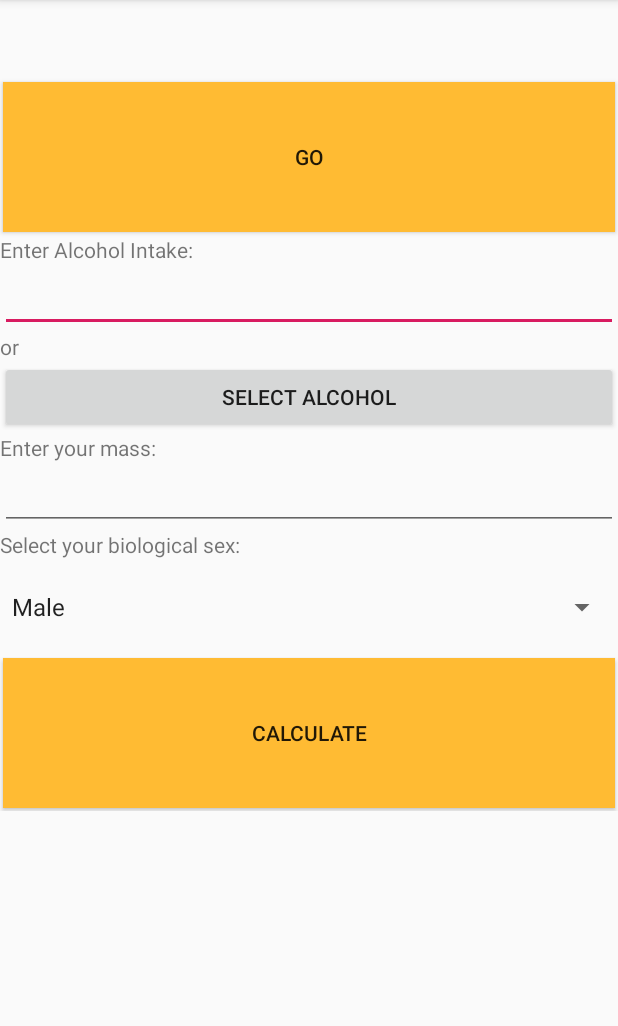
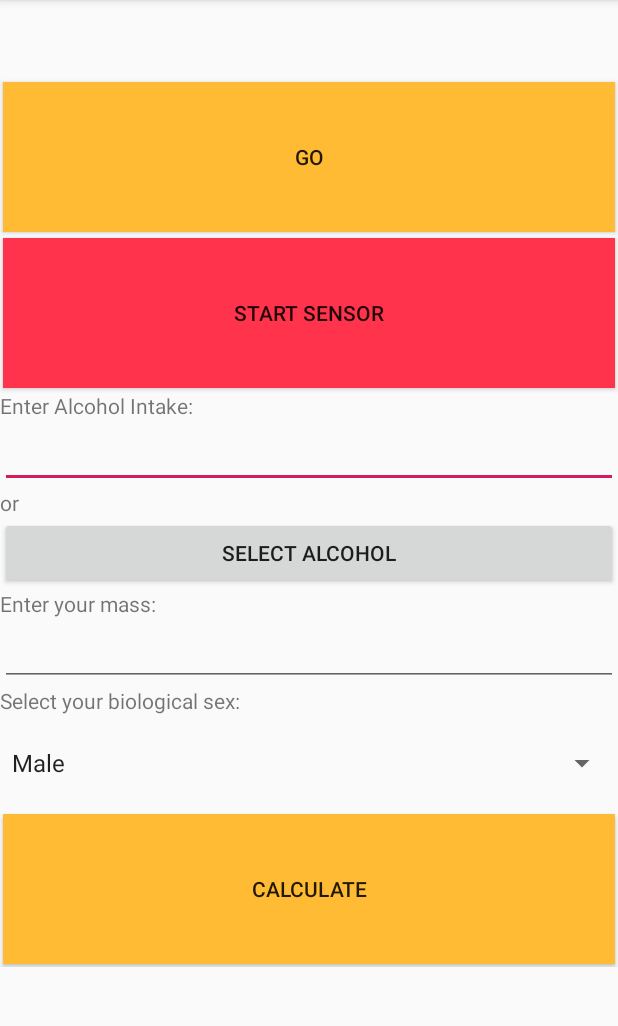
Before and after one commit to DrunkOrNot/DrunkOrNot, an Android app: the screen it shows after launch (MainActivity), on a phone screen of 412 x 824 dp, the part 84-1110 px from its top. Run offline under Robolectric (Android 15) with nearby library versions, the phone set to English and light mode, and no system bars; our stand-ins replace Firebase (no records; nobody signed in at launch, a user with empty details on screens opened directly); libraries missing offline, so code that uses them is left out: com.squareup.okhttp.

Commit message:
Add new button to communicate with sensor

```diff
--- a/app/build.gradle
+++ b/app/build.gradle
@@ -36,5 +36,6 @@ dependencies {
     androidTestImplementation 'androidx.test.espresso:espresso-core:3.2.0'
     implementation 'com.google.firebase:firebase-core:17.2.1'
     implementation 'com.google.firebase:firebase-database:19.2.0'
+    implementation 'com.squareup.okhttp:okhttp:2.5.0'
 }
 apply plugin: 'com.google.gms.google-services'
--- a/app/src/main/res/layout/activity_main.xml
+++ b/app/src/main/res/layout/activity_main.xml
@@ -40,6 +40,16 @@
                     android:background="@android:color/holo_orange_light"
                     android:minWidth="250dp"
                     android:text="GO" />
+
+                <Button
+                    android:id="@+id/btnSensor"
+                    android:layout_width="match_parent"
+                    android:layout_height="100dp"
+                    android:layout_gravity="center_horizontal"
+                    android:layout_margin="2dp"
+                    android:background="#FF334B"
+                    android:minWidth="250dp"
+                    android:text="START SENSOR" />
 
                 <TextView
                     android:id="@+id/textAlcoholDescription"
--- a/build.gradle
+++ b/build.gradle
@@ -9,6 +9,7 @@ buildscript {
     dependencies {
         classpath 'com.android.tools.build:gradle:3.5.2'
         classpath 'com.google.gms:google-services:4.3.2'
+
         // NOTE: Do not place your application dependencies here; they belong
         // in the individual module build.gradle files
     }
```
Also changed, not shown: app/src/main/java/com/zacharadamian/drunkornot/MainActivity.java (+47 -1 lines).
